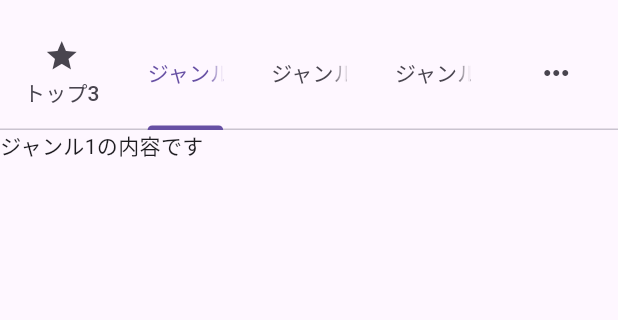
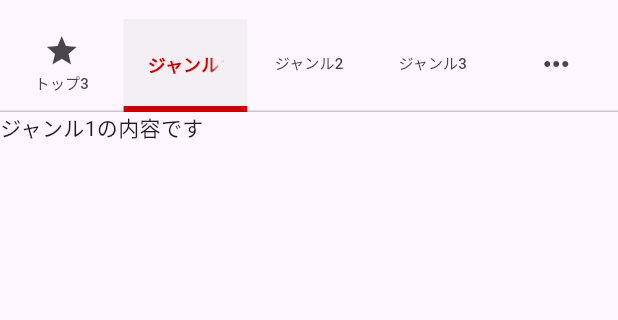
Before and after one commit to dev-yamamon01/BookMarker, a Flutter app: the screen it shows after launch, tab 2 chosen, on a phone screen of 412 x 824 dp, the part 65-385 px from its top. Run offline on Flutter 3.47's test engine with Material 3 defaults, Android fonts, the phone set to English and light mode, and no system bars; our stand-ins replace flutter_svg.

Commit message:
feat:TabBarのindicatorをカスタマイズ

```diff
--- a/lib/main.dart
+++ b/lib/main.dart
@@ -78,12 +78,25 @@ class _MyHomePageState extends State<MyHomePage> with SingleTickerProviderStateM
             ),
             bottom: TabBar(
               controller: _tabController, // カスタムコントローラーを指定
+              indicator: BoxDecoration(
+                color: Colors.grey.withOpacity(0.1), // 背景色（タブの背景全体に適用）
+                border: Border(
+                  bottom: BorderSide(color: Color(0xFFCC0000), width: 4), // 下線のカスタマイズ
+                ),
+              ),
+              indicatorSize: TabBarIndicatorSize.tab, // ラベルのサイズに合わせたインジケーター,
+              labelStyle: TextStyle(
+                  fontSize: 12,
+                fontWeight: FontWeight.bold,
+                  color: Color(0xFFCC0000),
+                  ),
+              unselectedLabelStyle: TextStyle(fontSize: 10),
               tabs: [
-                Tab(icon: Icon(Icons.star), text: "トップ3"),
-                Tab(text: "ジャンル1",),
-                Tab(text: "ジャンル2"),
-                Tab(text: "ジャンル3"),
-                Tab(icon: Icon(Icons.more_horiz)),
+                Tab(icon: Icon(Icons.star), text: "トップ3",height: 60,),
+                Tab(text: 'ジャンル1',height: 40,),
+                Tab(text: "ジャンル2",height: 40,),
+                Tab(text: "ジャンル3",height: 40,),
+                Tab(icon: Icon(Icons.more_horiz),height: 40,),
               ],
             ),
           ),
```
